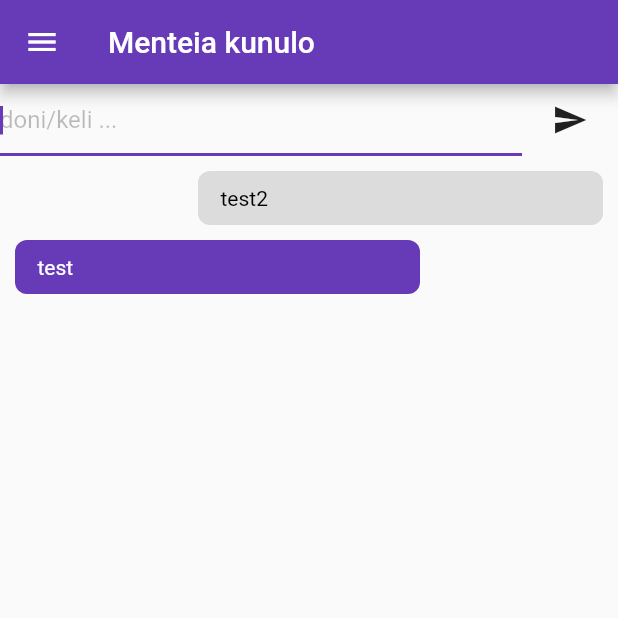
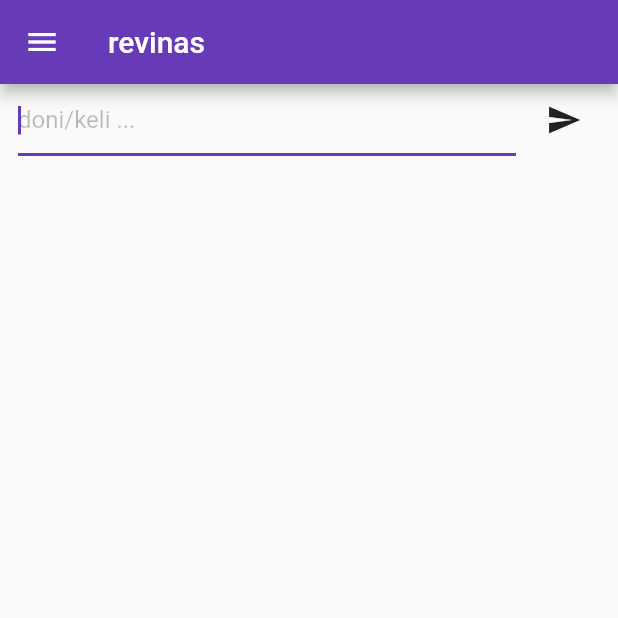
Before and after one commit to Menteia/Menteia-kunulo, a Flutter app: the screen it shows after launch, on a phone screen of 412 x 824 dp, the top half of it. Run offline on Flutter 3.47's test engine with Material 2 defaults, Android fonts, the phone set to English and light mode, and no system bars; network calls fail.

Commit message:
Added icons to drawer

```diff
--- a/lib/homepage.dart
+++ b/lib/homepage.dart
@@ -15,10 +15,7 @@ class _HomePageState extends State<HomePage> {
   static const platform = const MethodChannel("xyz.trankvila.menteiakunulo/audioplayer");
 
   TextEditingController _controller = TextEditingController();
-  List<_Message> history = <_Message>[
-    _Message(message: 'test', fromMenteia: true),
-    _Message(message: 'test2', fromMenteia: false),
-  ];
+  List<_Message> history = <_Message>[];
 
   @override
   void initState() {
@@ -42,7 +39,7 @@ class _HomePageState extends State<HomePage> {
   Widget build(BuildContext context) {
     return Scaffold(
       appBar: AppBar(
-        title: Text("Menteia kunulo"),
+        title: Text("revinas"),
       ),
       drawer: Drawer(
         child: ListView(
@@ -52,15 +49,19 @@ class _HomePageState extends State<HomePage> {
               child: Text("Menteia kunulo"),
             ),
             ListTile(
+              leading: Icon(Icons.message),
               title: Text('revinas'),
             ),
             ListTile(
+              leading: Icon(Icons.list),
               title: Text('girisa'),
             ),
             ListTile(
+              leading: Icon(Icons.alarm),
               title: Text('sasara'),
             ),
             ListTile(
+              leading: Icon(Icons.notifications),
               title: Text('prilema'),
             )
           ],
@@ -78,7 +79,8 @@ class _HomePageState extends State<HomePage> {
   }
 
   Widget buildInput() {
-    return Row(
+    return Container(
+      child: Row(
         children: <Widget>[
           Flexible(
               child: TextField(
@@ -88,22 +90,23 @@ class _HomePageState extends State<HomePage> {
                     hintStyle: TextStyle(color: Colors.black26)
                 ),
                 autofocus: true,
+                textInputAction: TextInputAction.send,
+                onEditingComplete: () {
+                  _sendMessage();
+                },
               )
           ),
           Material(
             child: Container(
-              margin: EdgeInsets.symmetric(horizontal: 8.0),
+              margin: EdgeInsets.only(left: 8.0),
               child: IconButton(icon: Icon(Icons.send), onPressed: () {
-                final text = _controller.text;
-                widget.channel.sink.add(text);
-                setState(() {
-                  history.add(_Message(message: text, fromMenteia: false));
-                });
-                _controller.clear();
+                _sendMessage();
               }),
             ),
           )
         ],
+      ),
+      margin: EdgeInsets.symmetric(horizontal: 12.0),
     );
   }
 
@@ -144,6 +147,15 @@ class _HomePageState extends State<HomePage> {
     widget.channel.sink.close();
     super.dispose();
   }
+
+  void _sendMessage() {
+    final text = _controller.text;
+    widget.channel.sink.add(text);
+    setState(() {
+      history.add(_Message(message: text, fromMenteia: false));
+    });
+    _controller.clear();
+  }
 }
 
 class _Message {
```
Lines whose indentation alone changed are shown as unchanged.
